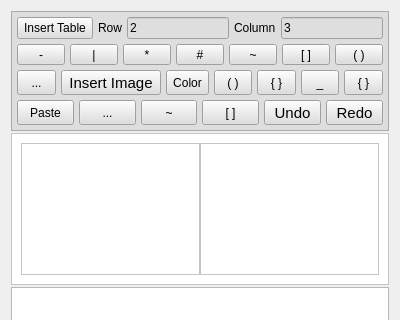
The window that src/dlgMemos.ui (ic005k/Knot-Legacy) describes before a commit, drawn with Qt 5; both pictures show x 0 to 400 and y 0 to 320 of the 400 by 476 pixel window.
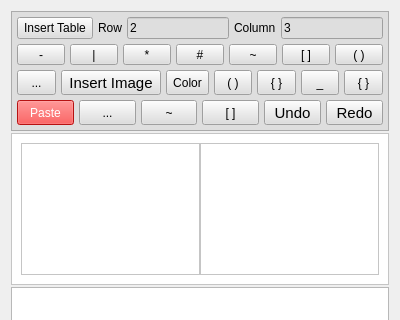
The same window after the commit. Icons and pictures are not drawn.

What changed in the file:
```diff
--- a/src/dlgMemos.ui
+++ b/src/dlgMemos.ui
@@ -395,6 +395,10 @@
             <verstretch>0</verstretch>
            </sizepolicy>
           </property>
+          <property name="styleSheet">
+           <string notr="true">background-color: rgb(255, 25, 25);
+color: rgb(255, 255, 255);</string>
+          </property>
           <property name="text">
            <string>Paste</string>
           </property>
```
